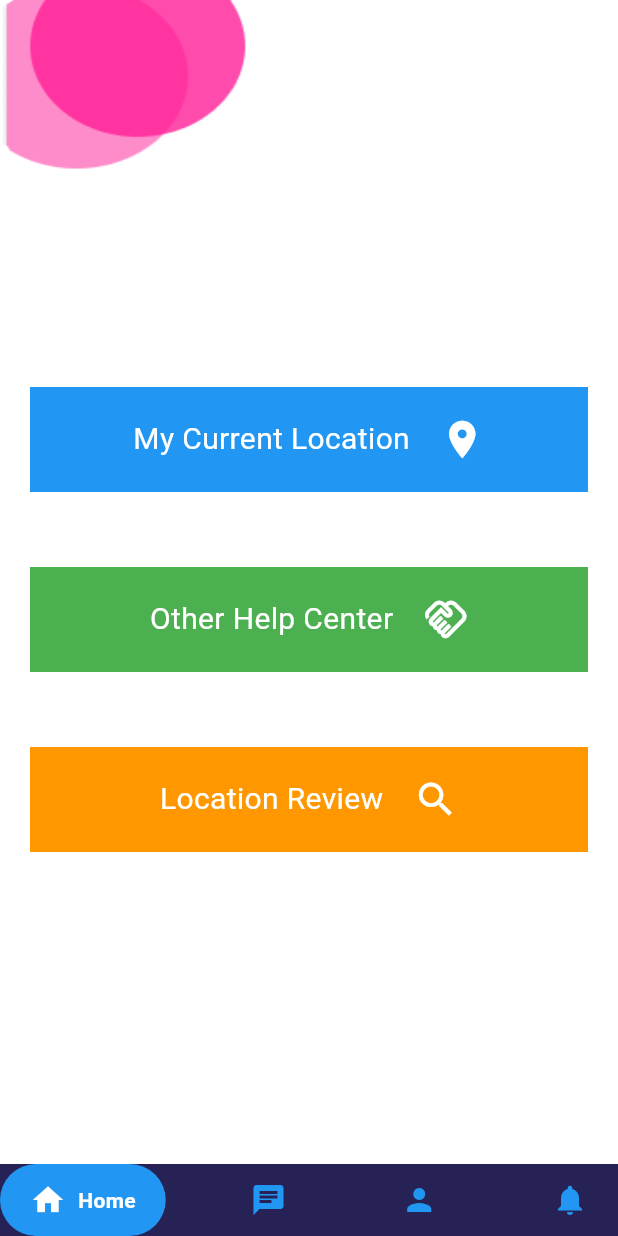
After one commit to Kashannn/womansafety, a Flutter app: the Location screen opened directly, on a phone screen of 412 x 824 dp. The commit adds this screen. Run offline on Flutter 3.47's test engine with Material 3 defaults, Android fonts, the phone set to English and light mode, and no system bars; drawn by our look-alikes of google_nav_bar; our stand-ins replace animated_bottom_navigation_bar, auto_size_text, flutter_svg; missing offline and left inert: circular_reveal_animation.

Commit message:
Improve code bottomnavigation ,chat , location icons Done

```diff
--- /dev/null
+++ b/lib/Location.dart
@@ -0,0 +1,166 @@
+import 'package:flutter/material.dart';
+import 'package:google_nav_bar/google_nav_bar.dart';
+
+import 'Dashboard.dart';
+
+class Location extends StatefulWidget {
+  const Location({Key? key}) : super(key: key);
+
+  @override
+  State<Location> createState() => _LocationState();
+}
+
+class _LocationState extends State<Location> {
+  int _currentIndex = 0;
+
+  @override
+  Widget build(BuildContext context) {
+    return Scaffold(
+      backgroundColor: Colors.white,
+      body: Container(
+        decoration: BoxDecoration(
+          image: DecorationImage(
+            image: AssetImage('assets/bg.png'),
+            fit: BoxFit.fill,
+          ),
+        ),
+        child: Center(
+          child: Column(
+            mainAxisAlignment: MainAxisAlignment.center,
+            children: [
+              Container(
+                margin: EdgeInsets.only(top: 50, left: 20, right: 20),
+                color: Colors.blue,
+                width: MediaQuery.of(context).size.width,
+                padding: EdgeInsets.symmetric(horizontal: 20, vertical: 20),
+                child: Row(
+                  mainAxisAlignment: MainAxisAlignment.center,
+                  children: [
+                    Text(
+                      'My Current Location',
+                      style: TextStyle(
+                        color: Colors.white,
+                        fontSize: 20,
+                      ),
+                    ),
+                    SizedBox(width: 20),
+                    Icon(
+                      Icons.location_on,
+                      color: Colors.white,
+                      size: 30,
+                    ),
+                  ],
+                ),
+              ),
+              Container(
+                margin: EdgeInsets.only(top: 50, left: 20, right: 20),
+                color: Colors.green,
+                width: MediaQuery.of(context).size.width,
+                padding: EdgeInsets.symmetric(horizontal: 20, vertical: 20),
+                child: Row(
+                  mainAxisAlignment: MainAxisAlignment.center,
+                  children: [
+                    Text(
+                      'Other Help Center',
+                      style: TextStyle(
+                        color: Colors.white,
+                        fontSize: 20,
+                      ),
+                    ),
+                    SizedBox(width: 20),
+                    Icon(
+                      Icons.handshake_outlined,
+                      color: Colors.white,
+                      size: 30,
+                    ),
+                  ],
+                ),
+              ),
+              Container(
+                margin: EdgeInsets.only(top: 50, left: 20, right: 20),
+                color: Colors.orange,
+                width: MediaQuery.of(context).size.width,
+                padding: EdgeInsets.symmetric(horizontal: 20, vertical: 20),
+                child: Row(
+                  mainAxisAlignment: MainAxisAlignment.center,
+                  children: [
+                    Text(
+                      'Location Review',
+                      style: TextStyle(
+                        color: Colors.white,
+                        fontSize: 20,
+                      ),
+                    ),
+                    SizedBox(width: 20),
+                    Icon(
+                      Icons.search_sharp,
+                      color: Colors.white,
+                      size: 30,
+                    ),
+                  ],
+                ),
+              ),
+            ],
+          ),
+        ),
+      ),
+      bottomNavigationBar: GNav(
+          padding: EdgeInsets.symmetric(horizontal: 20, vertical: 12),
+          rippleColor: Color(0xFF272256),
+          hoverColor: Color(0xFF272256),
+          gap: 8,
+          activeColor: Colors.white,
+          iconSize: 24,
+          duration: Duration(milliseconds: 400),
+          tabBackgroundColor: Colors.blue,
+          backgroundColor: Color(0xFF272256),
+          color: Colors.blue,
+          tabs: [
+            GButton(
+              icon: Icons.home,
+              text: 'Home',
+            ),
+            GButton(
+              icon: Icons.chat,
+              text: 'Chat',
+            ),
+            GButton(
+              icon: Icons.person,
+              text: 'Profile',
+            ),
+            GButton(
+              icon: Icons.notifications,
+              text: 'Notification',
+            ),
+          ],
+          selectedIndex: _currentIndex,
+          onTabChange: (index) {
+            setState(() {
+              _currentIndex = index;
+
+              // Use Navigator to navigate to different screens
+              if (_currentIndex == 0) {
+                Navigator.push(
+                  context,
+                  MaterialPageRoute(
+                    builder: (context) => Dashboard(),
+                  ),
+                );
+
+              }
+              if (_currentIndex == 1) {
+
+              }
+              if (_currentIndex == 2) {
+
+
+              }
+              if (_currentIndex == 3) {
+
+              }
+
+            });
+          }),
+    );
+  }
+}
--- a/lib/main.dart
+++ b/lib/main.dart
@@ -1,3 +1,4 @@
+import 'package:womansafety/Location.dart';
 import 'package:flutter/material.dart';
 import 'package:womansafety/profile.dart';
 import 'package:womansafety/setting.dart';
@@ -19,5 +20,6 @@ class MyApp extends StatelessWidget {
       debugShowCheckedModeBanner: false,
       home:SplashScreen(),
     );
+
   }
 }
--- a/pubspec.yaml
+++ b/pubspec.yaml
@@ -42,6 +42,7 @@ dependencies:
   auto_size_text: ^3.0.0
   circular_reveal_animation: ^2.0.1
   app_theme_mode: ^1.0.0
+  google_nav_bar: ^5.0.6
 
 
 
```
Also changed, not shown: lib/Chat.dart (added, +156 -0 lines), lib/Dashboard.dart (+93 -2 lines), pubspec.lock.
